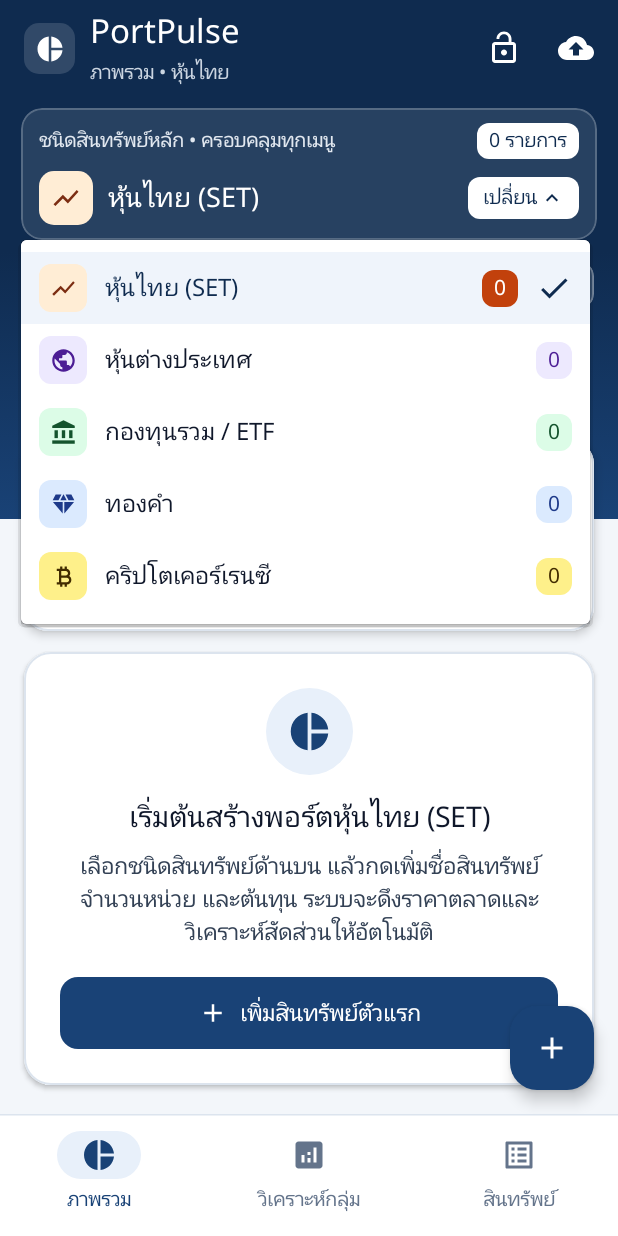
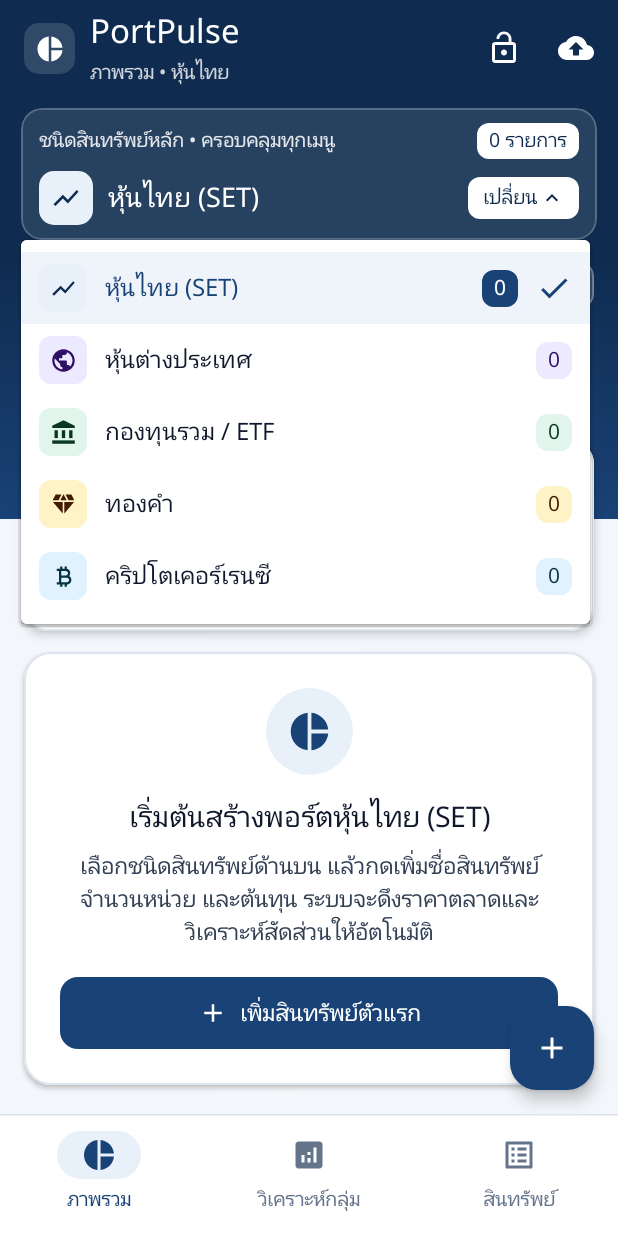
Before and after one commit to titipongbest/my-portfolio-, an Android app built with Jetpack Compose: the screen it shows after launch (MainActivity), after a tap on "ชนิดสินทรัพย์หลัก • ครอบคลุมทุกเมนู", on a phone screen of 412 x 824 dp. Run offline under Robolectric (Android 15) with nearby library versions, the phone set to English and light mode, and no system bars; our stand-ins replace Room's generated code.

Commit message:
Keep Thai stock navy theme and assign unique institutional colors per asset category

```diff
--- a/app/src/main/java/com/example/ui/screens/DashboardTab.kt
+++ b/app/src/main/java/com/example/ui/screens/DashboardTab.kt
@@ -296,7 +296,7 @@ private fun NavyOverlapHeroSection(
                 Text(
                     text = "${FormatUtils.formatUpdatedTime(lastUpdatedMillis)} • 1 USD = ฿${String.format(java.util.Locale.US, "%.2f", usdToThbRate)}${if (isLiveFxRate) "" else "*"}",
                     style = MaterialTheme.typography.labelSmall,
-                    color = Color(0xFFCBD5E1),
+                    color = Color.White.copy(alpha = 0.82f),
                     maxLines = 1,
                     overflow = TextOverflow.Ellipsis,
                     modifier = Modifier
@@ -347,7 +347,7 @@ private fun NavyOverlapHeroSection(
             Text(
                 text = "มูลค่าพอร์ต$categoryShortLabel",
                 style = MaterialTheme.typography.bodySmall.copy(fontWeight = FontWeight.Medium),
-                color = Color(0xFFCBD5E1)
+                color = Color.White.copy(alpha = 0.84f)
             )
             Spacer(modifier = Modifier.height(2.dp))
             Row(
@@ -366,7 +366,7 @@ private fun NavyOverlapHeroSection(
                 Text(
                     text = "บาท",
                     style = MaterialTheme.typography.bodyMedium.copy(fontWeight = FontWeight.SemiBold),
-                    color = Color(0xFFE2E8F0),
+                    color = Color.White.copy(alpha = 0.90f),
                     modifier = Modifier.padding(bottom = 4.dp)
                 )
             }
--- a/app/src/main/java/com/example/ui/screens/MainPortfolioScreen.kt
+++ b/app/src/main/java/com/example/ui/screens/MainPortfolioScreen.kt
@@ -536,7 +536,7 @@ fun MainPortfolioScreen(
                                 Text(
                                     text = "${selectedTab.labelTh} • ${uiState.selectedCategory.shortLabelTh}",
                                     style = MaterialTheme.typography.labelSmall,
-                                    color = Color(0xFFCBD5E1)
+                                    color = Color.White.copy(alpha = 0.80f)
                                 )
                             }
                         }
@@ -1027,7 +1027,7 @@ private fun TopCategoryDropdownBar(
                     Text(
                         text = "ชนิดสินทรัพย์หลัก • ครอบคลุมทุกเมนู",
                         style = MaterialTheme.typography.labelSmall.copy(fontWeight = FontWeight.SemiBold),
-                        color = Color(0xFFE2E8F0),
+                        color = Color.White.copy(alpha = 0.88f),
                         softWrap = true,
                         modifier = Modifier
                             .weight(1f)
@@ -1154,7 +1154,7 @@ private fun CategoryDropdownRow(
                     style = MaterialTheme.typography.bodyLarge.copy(
                         fontWeight = if (isSelected) FontWeight.Bold else FontWeight.Medium
                     ),
-                    color = if (isSelected) portfolioColors.navyHeroDeep else MaterialTheme.colorScheme.onSurface,
+                    color = if (isSelected) itemAccent else MaterialTheme.colorScheme.onSurface,
                     softWrap = true,
                     modifier = Modifier
                         .weight(1f)
@@ -1194,7 +1194,7 @@ private fun CategoryDropdownRow(
                 Icon(
                     imageVector = Icons.Default.Check,
                     contentDescription = "กำลังเลือก",
-                    tint = portfolioColors.navyHeroDeep
+                    tint = itemAccent
                 )
             }
         } else null,
--- a/app/src/main/java/com/example/ui/theme/Color.kt
+++ b/app/src/main/java/com/example/ui/theme/Color.kt
@@ -65,11 +65,41 @@ val FundGreenHighlight = Color(0xFF15803D)
 val PureWhiteSurface = Color(0xFFFFFFFF)
 
 // Institutional Wealth / Banking Palette (inspired by Streaming Fund+ aesthetic)
+// 1. Thai Stocks (สีเดิม: Deep Institutional Navy)
 val NavyHeaderDeep = Color(0xFF0F2B4F)
 val NavyPrimary = Color(0xFF194276)
 val NavyBright = Color(0xFF235596)
 val NavyContainer = Color(0xFFE8F0FA)
 val NavyOnContainer = Color(0xFF0F2B4F)
+
+// 2. Global Stocks (Royal Executive Indigo)
+val GlobalIndigoDeep = Color(0xFF24144D)
+val GlobalIndigoPrimary = Color(0xFF432687)
+val GlobalIndigoBright = Color(0xFF5635A6)
+val GlobalIndigoContainer = Color(0xFFEDE9FE)
+val GlobalIndigoOnContainer = Color(0xFF2E1065)
+
+// 3. Mutual Funds / ETF (Private Bank Forest Emerald)
+val FundEmeraldDeep = Color(0xFF0A3624)
+val FundEmeraldPrimary = Color(0xFF136342)
+val FundEmeraldBright = Color(0xFF197D54)
+val FundEmeraldContainer = Color(0xFFE1F5EC)
+val FundEmeraldOnContainer = Color(0xFF0A3624)
+
+// 4. Gold (Bullion Bronze / Executive Warm Gold)
+val GoldBronzeDeep = Color(0xFF472504)
+val GoldBronzePrimary = Color(0xFF8C4E0A)
+val GoldBronzeBright = Color(0xFFA86010)
+val GoldBronzeContainer = Color(0xFFFEF3C7)
+val GoldBronzeOnContainer = Color(0xFF451A03)
+
+// 5. Crypto (Deep Ocean Petrol Teal)
+val CryptoTealDeep = Color(0xFF0A3542)
+val CryptoTealPrimary = Color(0xFF0E6478)
+val CryptoTealBright = Color(0xFF127C94)
+val CryptoTealContainer = Color(0xFFE0F2FE)
+val CryptoTealOnContainer = Color(0xFF083344)
+
 val WealthCanvasBg = Color(0xFFF3F6FA)
 val WealthSurfaceVariant = Color(0xFFECF1F7)
 val WealthHairlineBorder = Color(0xFFDCE4EE)
@@ -101,29 +131,53 @@ val ChartPalette = listOf(
     Color(0xFFC2410C)  // Deep Rust
 )
 
+fun categoryHeroDeepColor(category: AssetCategory?): Color = when (category) {
+    null, AssetCategory.THAI_STOCK -> NavyHeaderDeep
+    AssetCategory.GLOBAL_STOCK -> GlobalIndigoDeep
+    AssetCategory.MUTUAL_FUND -> FundEmeraldDeep
+    AssetCategory.GOLD -> GoldBronzeDeep
+    AssetCategory.CRYPTO -> CryptoTealDeep
+}
+
+fun categoryHeroLightColor(category: AssetCategory?): Color = when (category) {
+    null, AssetCategory.THAI_STOCK -> NavyPrimary
+    AssetCategory.GLOBAL_STOCK -> GlobalIndigoPrimary
+    AssetCategory.MUTUAL_FUND -> FundEmeraldPrimary
+    AssetCategory.GOLD -> GoldBronzePrimary
+    AssetCategory.CRYPTO -> CryptoTealPrimary
+}
+
+fun categorySecondaryColor(category: AssetCategory?): Color = when (category) {
+    null, AssetCategory.THAI_STOCK -> NavyBright
+    AssetCategory.GLOBAL_STOCK -> GlobalIndigoBright
+    AssetCategory.MUTUAL_FUND -> FundEmeraldBright
+    AssetCategory.GOLD -> GoldBronzeBright
+    AssetCategory.CRYPTO -> CryptoTealBright
+}
+
 fun categoryAccentColor(category: AssetCategory?): Color = when (category) {
     null -> GoldAccentTextLight
-    AssetCategory.THAI_STOCK -> StockOrangePrimary
-    AssetCategory.GLOBAL_STOCK -> GlobalPurplePrimary
-    AssetCategory.CRYPTO -> CryptoYellowHighlight
-    AssetCategory.GOLD -> GoldBluePrimary
-    AssetCategory.MUTUAL_FUND -> FundGreenPrimary
+    AssetCategory.THAI_STOCK -> NavyPrimary
+    AssetCategory.GLOBAL_STOCK -> GlobalIndigoPrimary
+    AssetCategory.MUTUAL_FUND -> FundEmeraldPrimary
+    AssetCategory.GOLD -> GoldBronzePrimary
+    AssetCategory.CRYPTO -> CryptoTealPrimary
 }
 
 fun categoryContainerColor(category: AssetCategory?): Color = when (category) {
     null -> SoftYellowContainer
-    AssetCategory.THAI_STOCK -> StockOrangeContainer
-    AssetCategory.GLOBAL_STOCK -> GlobalPurpleContainer
-    AssetCategory.CRYPTO -> CryptoYellowContainer
-    AssetCategory.GOLD -> GoldBlueContainer
-    AssetCategory.MUTUAL_FUND -> FundGreenContainer
+    AssetCategory.THAI_STOCK -> NavyContainer
+    AssetCategory.GLOBAL_STOCK -> GlobalIndigoContainer
+    AssetCategory.MUTUAL_FUND -> FundEmeraldContainer
+    AssetCategory.GOLD -> GoldBronzeContainer
+    AssetCategory.CRYPTO -> CryptoTealContainer
 }
 
 fun categoryOnContainerColor(category: AssetCategory?): Color = when (category) {
     null -> DeepAmberOnContainer
-    AssetCategory.THAI_STOCK -> StockOrangeOnContainer
-    AssetCategory.GLOBAL_STOCK -> GlobalPurpleOnContainer
-    AssetCategory.CRYPTO -> CryptoYellowOnContainer
-    AssetCategory.GOLD -> GoldBlueOnContainer
-    AssetCategory.MUTUAL_FUND -> FundGreenOnContainer
+    AssetCategory.THAI_STOCK -> NavyOnContainer
+    AssetCategory.GLOBAL_STOCK -> GlobalIndigoOnContainer
+    AssetCategory.MUTUAL_FUND -> FundEmeraldOnContainer
+    AssetCategory.GOLD -> GoldBronzeOnContainer
+    AssetCategory.CRYPTO -> CryptoTealOnContainer
 }
--- a/app/src/main/java/com/example/ui/theme/Theme.kt
+++ b/app/src/main/java/com/example/ui/theme/Theme.kt
@@ -88,26 +88,41 @@ fun PortPulseTheme(
     selectedCategory: AssetCategory = AssetCategory.THAI_STOCK,
     content: @Composable () -> Unit
 ) {
+    val targetHeroDeep = categoryHeroDeepColor(selectedCategory)
+    val targetHeroLight = categoryHeroLightColor(selectedCategory)
+    val targetSecondary = categorySecondaryColor(selectedCategory)
     val targetCatAccent = categoryAccentColor(selectedCategory)
     val targetCatContainer = categoryContainerColor(selectedCategory)
     val targetCatOnContainer = categoryOnContainerColor(selectedCategory)
 
     val animSpec = tween<Color>(durationMillis = 260)
+    val animatedHeroDeep by animateColorAsState(targetHeroDeep, animSpec, label = "heroDeep")
+    val animatedHeroLight by animateColorAsState(targetHeroLight, animSpec, label = "heroLight")
+    val animatedSecondary by animateColorAsState(targetSecondary, animSpec, label = "secondary")
     val animatedCatAccent by animateColorAsState(targetCatAccent, animSpec, label = "catAccent")
     val animatedCatContainer by animateColorAsState(targetCatContainer, animSpec, label = "catContainer")
     val animatedCatOnContainer by animateColorAsState(targetCatOnContainer, animSpec, label = "catOnContainer")
+
+    val colorScheme = InstitutionalWealthScheme.copy(
+        primary = animatedCatAccent,
+        secondary = animatedSecondary,
+        primaryContainer = animatedCatContainer,
+        onPrimaryContainer = animatedCatOnContainer,
+        secondaryContainer = animatedCatContainer,
+        onSecondaryContainer = animatedCatOnContainer
+    )
 
     val semanticColors = PortfolioSemanticColors(
         profit = ProfitGreenLight,
         profitContainer = ProfitGreenContainerLight,
         loss = LossRedLight,
         lossContainer = LossRedContainerLight,
-        accentHighlight = NavyPrimary,
+        accentHighlight = animatedCatAccent,
         costBoxBg = CostBoxBg,
         costBoxBorder = CostBoxBorder,
         costBoxLabel = CostBoxLabelColor,
-        navyHeroDeep = NavyHeaderDeep,
-        navyHeroLight = NavyPrimary,
+        navyHeroDeep = animatedHeroDeep,
+        navyHeroLight = animatedHeroLight,
         mutedSlate = WealthSlateMuted,
         categoryAccent = animatedCatAccent,
         categoryContainer = animatedCatContainer,
@@ -116,7 +131,7 @@ fun PortPulseTheme(
 
     CompositionLocalProvider(LocalPortfolioColors provides semanticColors) {
         MaterialTheme(
-            colorScheme = InstitutionalWealthScheme,
+            colorScheme = colorScheme,
             typography = AppTypography,
             shapes = AppShapes,
             content = content
```
Also changed, not shown: 1 other file.
